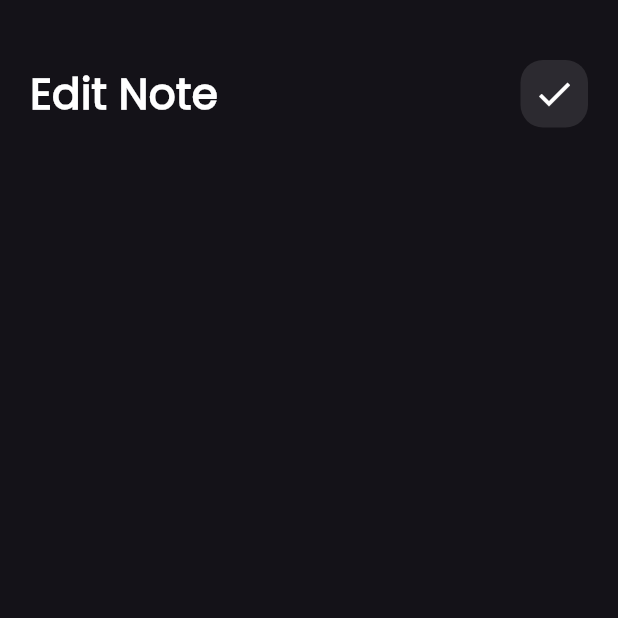
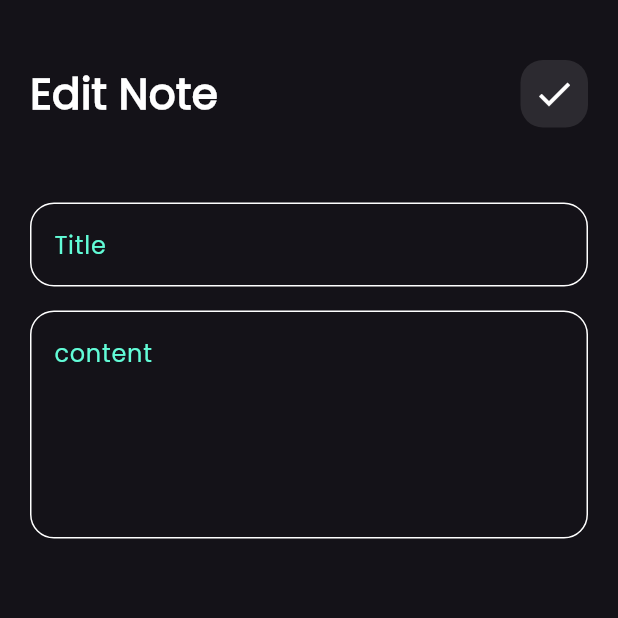
Before and after one commit to MahmoudEldeeb10/notesapp, a Flutter app: the EditNoteView screen opened directly, on a phone screen of 412 x 824 dp, the top half of it. Run offline on Flutter 3.47's test engine with Material 3 defaults, Android fonts, the phone set to English and light mode, and no system bars.

Commit message:
edit note view

```diff
--- a/lib/views/edit_note_view.dart
+++ b/lib/views/edit_note_view.dart
@@ -6,6 +6,8 @@ class EditNoteView extends StatelessWidget {
 
   @override
   Widget build(BuildContext context) {
-    return const Scaffold(body: EditNoteViewBody());
+    return const Scaffold(body: EditNoteViewBody(),
+
+    );
   }
 }
--- a/lib/views/widgets/edit_note_view_body.dart
+++ b/lib/views/widgets/edit_note_view_body.dart
@@ -1,5 +1,6 @@
 import 'package:flutter/material.dart';
 import 'package:notes_app/views/widgets/custom_app_bar.dart';
+import 'package:notes_app/views/widgets/custom_text_field.dart';
 
 class EditNoteViewBody extends StatelessWidget {
   const EditNoteViewBody({super.key});
@@ -13,6 +14,10 @@ class EditNoteViewBody extends StatelessWidget {
           children: [
             SizedBox(height: 20),
             CustomAppBar(title: 'Edit Note', icon: Icons.check),
+            SizedBox(height: 50),
+            CustomTextField(hintText: 'Title'),
+            SizedBox(height: 16),
+            CustomTextField(hintText: 'content', maxLines: 5),
           ],
         ),
       ),
```
